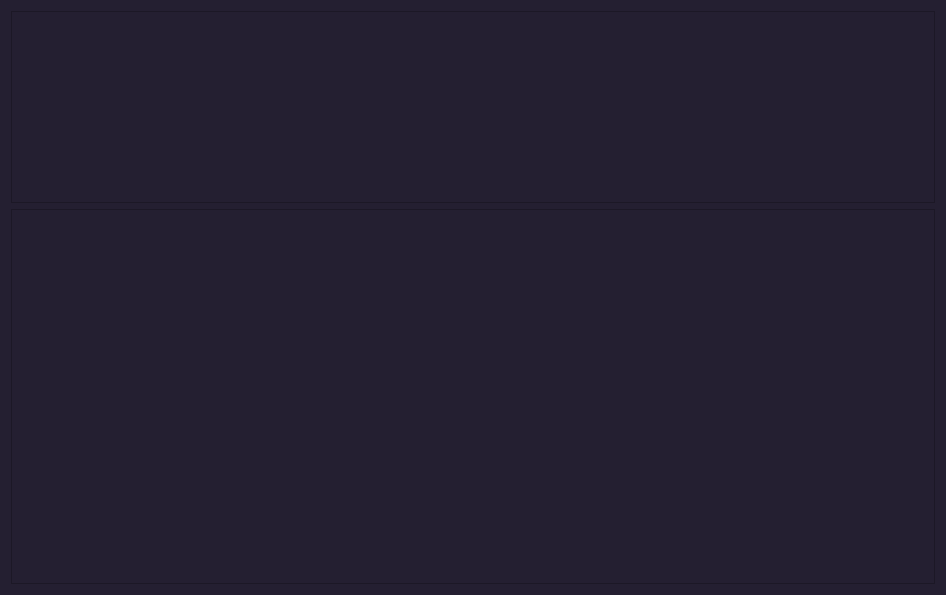
This is src/note/note.ui in itRoy-pentest/smart_notes as Qt 5 draws it before an edit. The edited form follows.
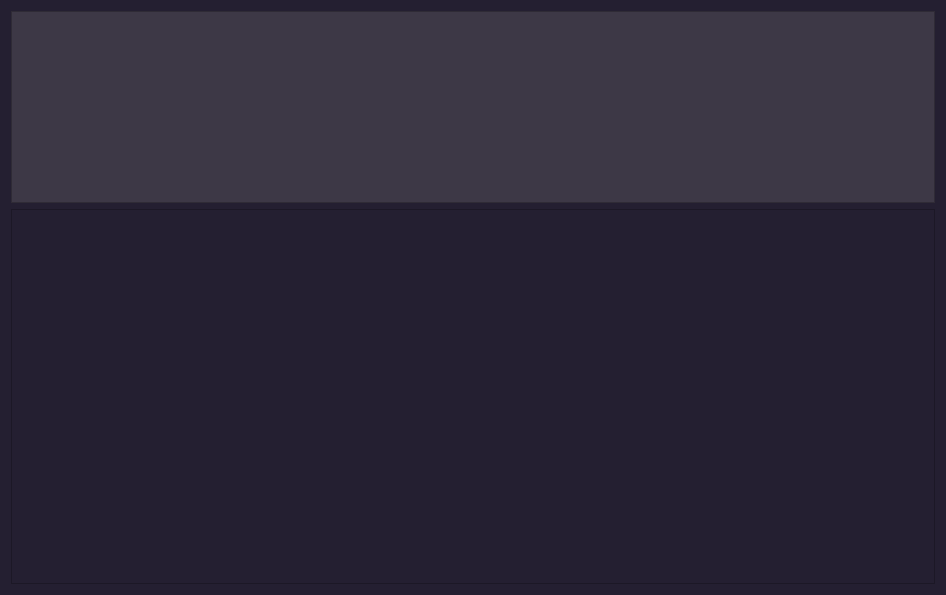
This is the edited form.

What changed in the file:
```diff
--- a/src/note/note.ui
+++ b/src/note/note.ui
@@ -28,14 +28,32 @@
   </property>
   <layout class="QVBoxLayout" name="verticalLayout_2">
    <item>
-    <layout class="QVBoxLayout" name="verticalLayoutText" stretch="0,1">
+    <widget class="QWidget" name="noteWidget" native="true">
+     <layout class="QVBoxLayout" name="verticalLayout" stretch="0,2">
+      <property name="leftMargin">
+       <number>0</number>
+      </property>
+      <property name="topMargin">
+       <number>0</number>
+      </property>
+      <property name="rightMargin">
+       <number>0</number>
+      </property>
+      <property name="bottomMargin">
+       <number>0</number>
+      </property>
      <item>
-      <widget class="QTextEdit" name="titleText"/>
+       <widget class="QTextEdit" name="titleText">
+        <property name="styleSheet">
+         <string notr="true">background-color: rgb(61, 56, 70);</string>
+        </property>
+       </widget>
      </item>
      <item>
-      <widget class="QTextEdit" name="mainText"/>
-     </item>
-    </layout>
+       <widget class="QTextEdit" name="textEdit"/>
+      </item>
+     </layout>
+    </widget>
    </item>
   </layout>
  </widget>
```
Lines whose indentation alone changed are shown as unchanged.
